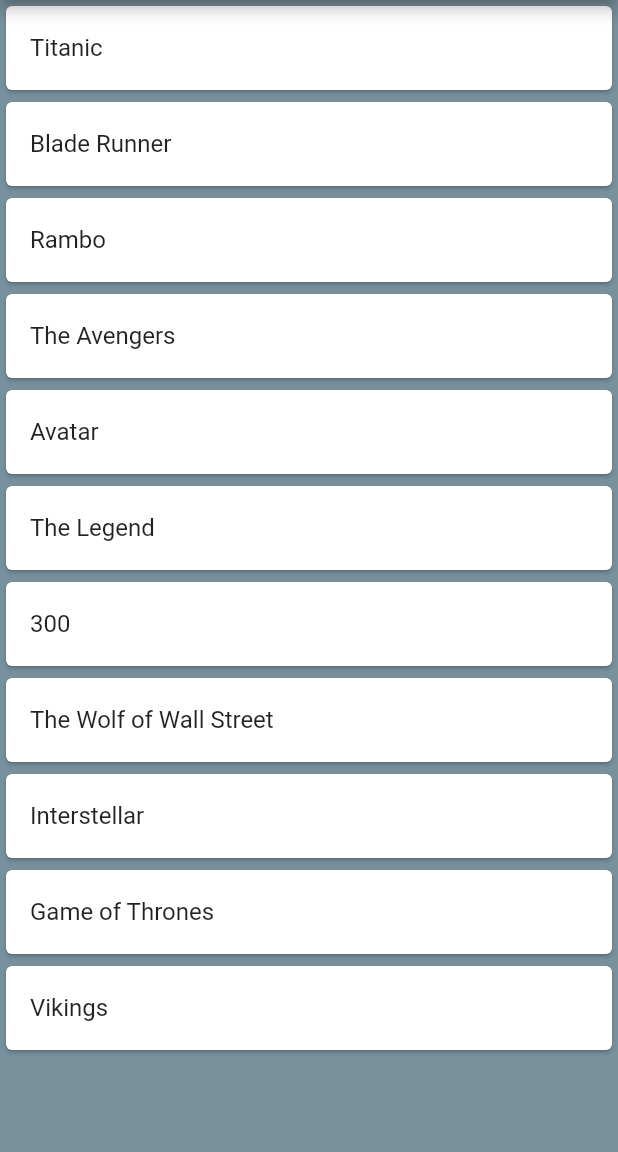
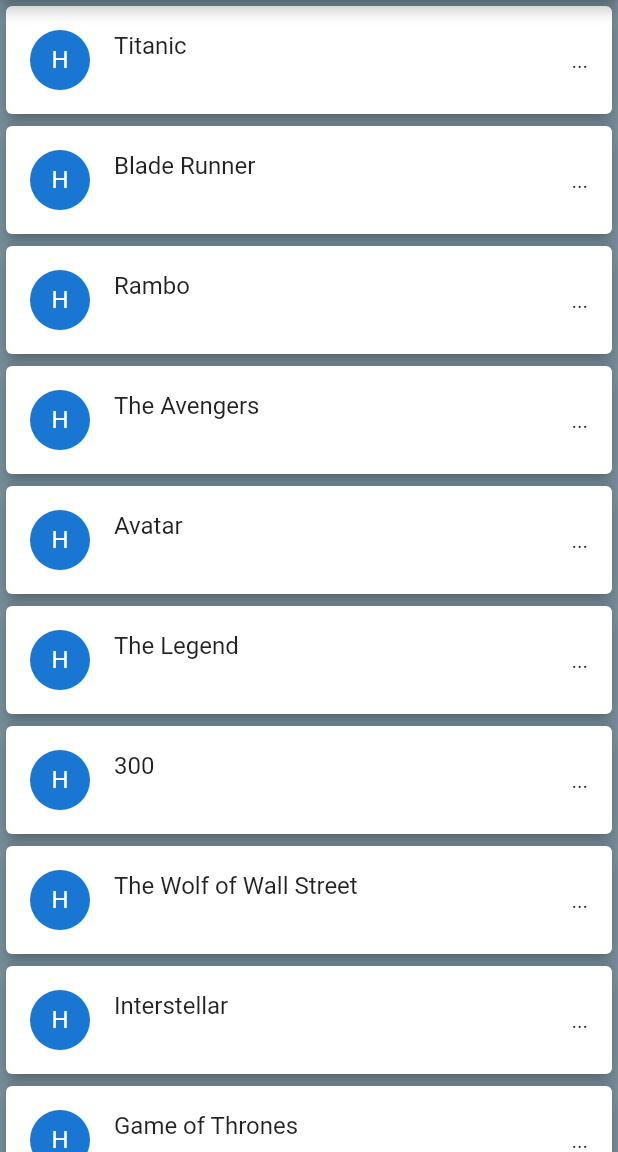
Before and after one commit to sayeedofficial/MovieApp, a Flutter app: the screen it shows after launch, on a phone screen of 412 x 824 dp, the part 84-1236 px from its top. Run offline on Flutter 3.47's test engine with Material 2 defaults, Android fonts, the phone set to English and light mode, and no system bars.

Commit message:
imporved listtile

```diff
--- a/lib/main.dart
+++ b/lib/main.dart
@@ -29,9 +29,20 @@ class MyApp extends StatelessWidget {
             itemCount: Movies.length,
             itemBuilder: (BuildContext context, int index) {
               return Card(
+                elevation: 4.5,
                 color: Colors.white,
                 child: ListTile(
+                  leading: CircleAvatar(
+                    child: Container(
+                      decoration: BoxDecoration(
+                          borderRadius: BorderRadius.circular(14)),
+                      child: Text("H"),
+                    ),
+                  ),
+                  trailing: Text("..."),
                   title: Text(Movies[index]),
+                  subtitle: Text(""),
+                  onTap: () => debugPrint,
                 ),
               );
             }),
```
